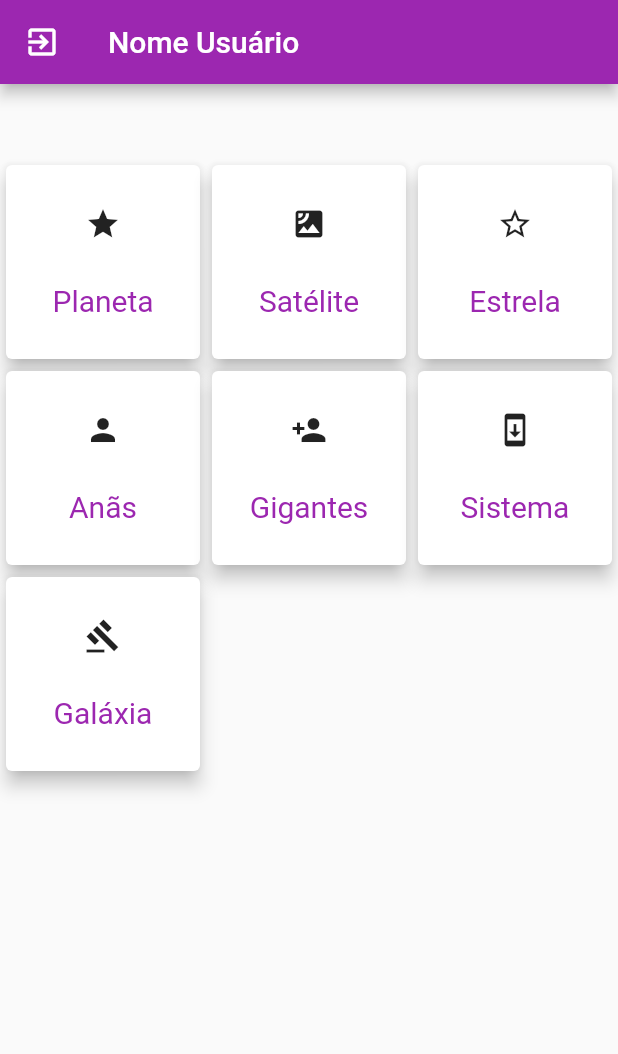
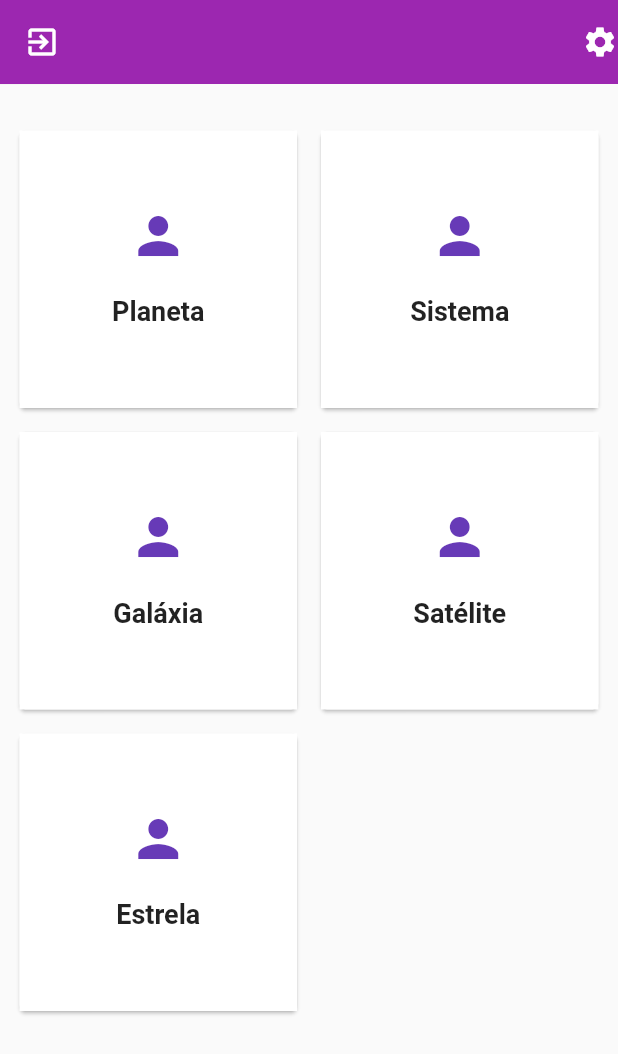
Before and after one commit to ajsaraujo/milky-front, a Flutter app: the screen it shows after launch, on a phone screen of 412 x 824 dp. Shown: the top 1054 px of the screen. Run offline on Flutter 3.47's test engine with Material 2 defaults, Android fonts, the phone set to English and light mode, and no system bars.

Commit message:
atualizado o layout da tela dashboard

```diff
--- a/flutter_app/lib/screens/dashboard.dart
+++ b/flutter_app/lib/screens/dashboard.dart
@@ -6,25 +6,80 @@ class Dashboard extends StatelessWidget {
     return Scaffold(
       appBar: AppBar(
         backgroundColor: Theme.of(context).primaryColor,
-        //Nome pode ser pego via cookie setado no login
-        title: Text('Nome Usuário', style: TextStyle(color: Colors.white),),
+        title: Text(
+          'Selecione uma entidade',
+          style: TextStyle(color: Theme.of(context).accentColor),
+        ),
+        centerTitle: true,
         leading: Icon(Icons.exit_to_app),
+        actions: <Widget>[Icon(Icons.settings)],
+        elevation: .1,
       ),
+      body: Container(
+          padding: EdgeInsets.symmetric(vertical: 20.0, horizontal: 2.0),
+          child: GridView.count(
+            crossAxisCount: 2,
+            padding: EdgeInsets.all(3.0),
+            children: <Widget>[
+              makeDashboardCard(Icons.person, 'Planeta'),
+              makeDashboardCard(Icons.person, 'Sistema'),
+              makeDashboardCard(Icons.person, 'Galáxia'),
+              makeDashboardCard(Icons.person, 'Satélite'),
+              makeDashboardCard(Icons.person, 'Estrela'),
+            ],
+          ))
       //Teste do grid
-      body: Center(
+      /*body: Center(
           child: GridView.count(
-          crossAxisCount: 3,
+        crossAxisCount: 2,
         padding: EdgeInsets.only(top: 50.0),
         children: <Widget>[
           selecEntidade(Icon(Icons.star), 'Planeta'),
           selecEntidade(Icon(Icons.satellite), 'Satélite'),
           selecEntidade(Icon(Icons.star_border), 'Estrela'),
-            selecEntidade(Icon(Icons.person), 'Anãs'),
-            selecEntidade(Icon(Icons.person_add), 'Gigantes'),
           selecEntidade(Icon(Icons.system_update), 'Sistema'),
           selecEntidade(Icon(Icons.gavel), 'Galáxia'),
         ],
-        )
+      ))*/
+      ,
+    );
+  }
+
+  Widget makeDashboardCard(IconData icon, String title) {
+    return Card(
+      elevation: 1.0,
+      margin: EdgeInsets.all(8.0),
+      child: Container(
+        decoration: BoxDecoration(color: Colors.white), // Podemos alterar dps
+        child: InkWell(
+          splashColor: Colors.deepPurple,
+          onTap: () {},
+          child: Column(
+            crossAxisAlignment: CrossAxisAlignment.stretch,
+            mainAxisSize: MainAxisSize.min,
+            verticalDirection: VerticalDirection.down,
+            children: <Widget>[
+              SizedBox(height: 50.0),
+              Center(
+                  child: Icon(icon,
+                      size: 40.0,
+                      color: Colors.deepPurple // pode ser alterado mais tarde
+                      )),
+              SizedBox(height: 20.0),
+              Center(
+                child: Column(
+                  children: <Widget>[
+                    Text(
+                      title,
+                      style: TextStyle(
+                          fontSize: 18.0, fontWeight: FontWeight.w700),
+                    ),
+                  ],
+                ),
+              ),
+            ],
+          ),
+        ),
       ),
     );
   }
@@ -33,9 +88,11 @@ class Dashboard extends StatelessWidget {
     return Container(
         child: InkWell(
       splashColor: Colors.blueGrey,
-        onTap: () => {},
+      onTap: () {},
       child: Card(
         elevation: 5.0,
+        child: Padding(
+          //padding: EdgeInsets.only(top: 20.0, bottom: 20.0),
           child: Column(
             mainAxisAlignment: MainAxisAlignment.spaceEvenly,
             children: <Widget>[
@@ -44,30 +101,10 @@ class Dashboard extends StatelessWidget {
                 nome,
                 style: TextStyle(color: Colors.purple, fontSize: 20.0),
               ),
-          ],),
+            ],
           ),
-      )
-    );
+        ),
+      ),
+    ));
   }
 }
-/*Column(
-          mainAxisAlignment: MainAxisAlignment.spaceEvenly,
-          children: <Widget>[
-            Row(
-              mainAxisAlignment: MainAxisAlignment.spaceEvenly,
-              children: <Widget>[
-                vaFacaIsso('Planeta'),
-                vaFacaIsso('Estrela'),
-                vaFacaIsso('Galáxia'),
-              ],
-            ),
-            Row(
-              mainAxisAlignment: MainAxisAlignment.spaceEvenly,
-              children: <Widget>[
-                vaFacaIsso('Satélite'),
-                vaFacaIsso('Sistema'),
-                vaFacaIsso('Buzz'),
-              ],
-            )
-          ],
-        ),*/
```
Lines whose indentation alone changed are shown as unchanged.
